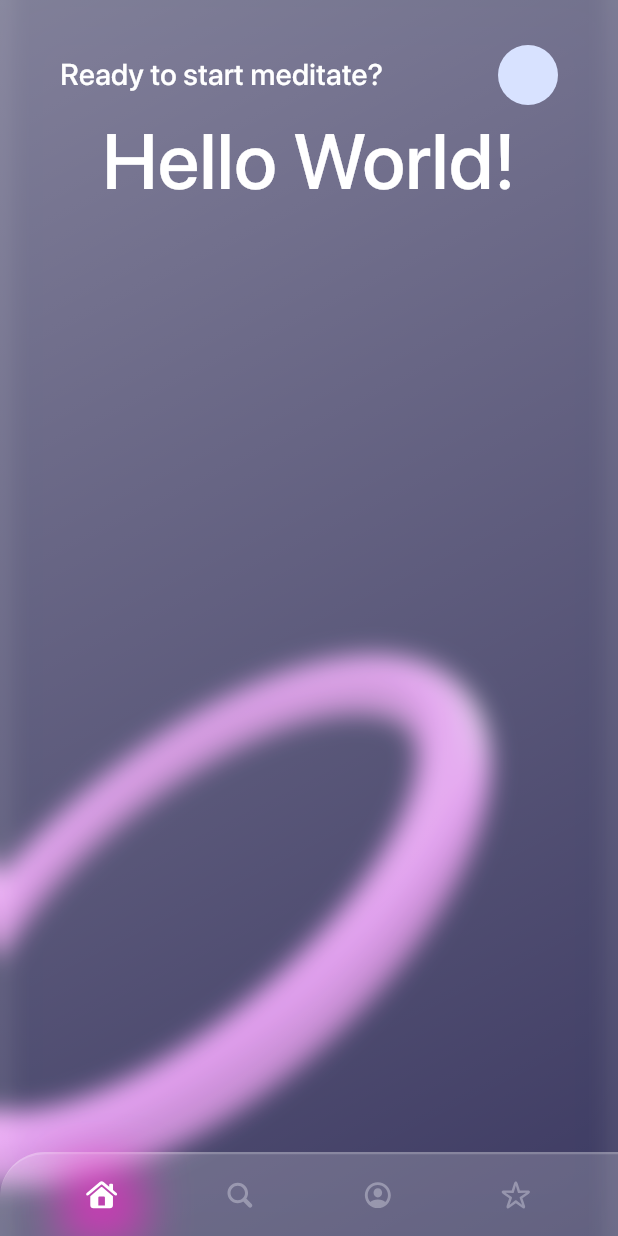
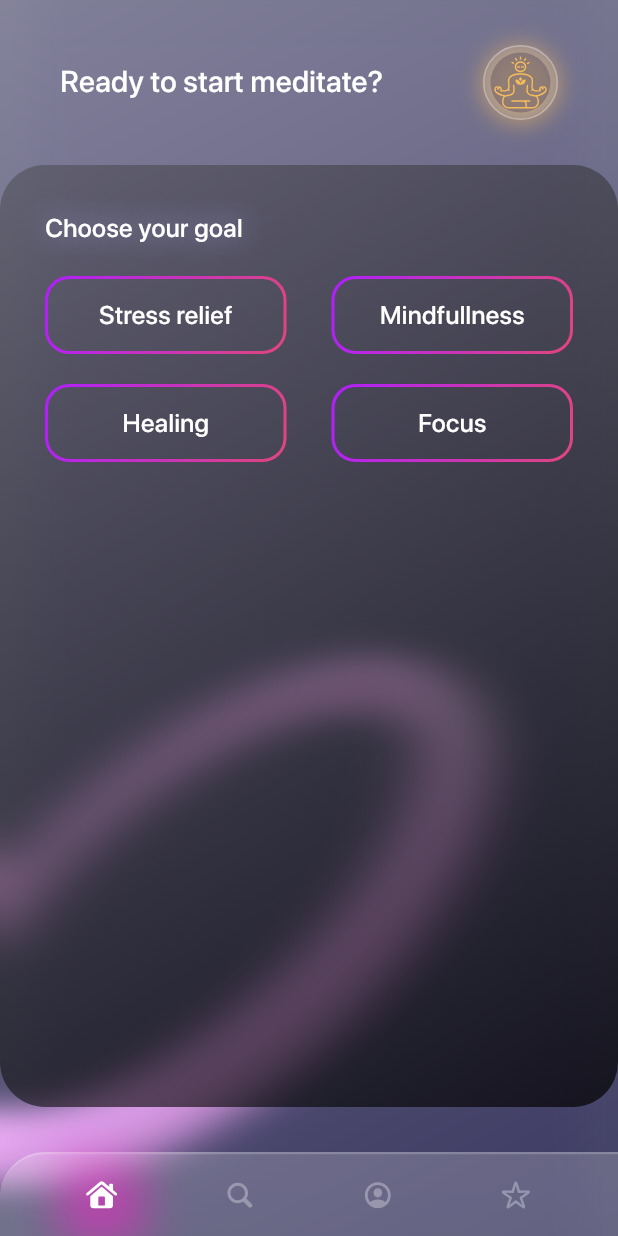
Before and after one commit to shamshiyev/meditation_app, a Flutter app: the screen it shows after launch, on a phone screen of 412 x 824 dp. Run offline on Flutter 3.47's test engine with Material 3 defaults, Android fonts, the phone set to English and light mode, and no system bars; our stand-ins replace flutter_svg, go_router, gradient_borders.

Commit message:
home screen ui upd

```diff
--- a/lib/features/home/home_screen.dart
+++ /dev/null
@@ -1,49 +0,0 @@
-import 'package:flutter/material.dart';
-
-import '../../styles/app_colors.dart';
-import '../../styles/app_text_styles.dart';
-
-class HomeScreen extends StatelessWidget {
-  const HomeScreen({
-    super.key,
-  });
-
-  @override
-  Widget build(BuildContext context) {
-    return const SafeArea(
-      child: Column(
-        children: [
-          SizedBox(
-            height: 30,
-          ),
-          Padding(
-            padding: EdgeInsets.symmetric(
-              horizontal: 40,
-            ),
-            child: Row(
-              children: [
-                Text(
-                  'Ready to start meditate?',
-                  style: AppTextStyles.s20w600,
-                ),
-                Spacer(),
-                CircleAvatar(),
-              ],
-            ),
-          ),
-          Align(
-            alignment: Alignment.center,
-            child: Text(
-              'Hello World!',
-              style: TextStyle(
-                fontFamily: "SFDisplay",
-                fontSize: 52,
-                color: AppColors.white,
-              ),
-            ),
-          ),
-        ],
-      ),
-    );
-  }
-}
--- /dev/null
+++ b/lib/features/home/view/home_screen.dart
@@ -0,0 +1,117 @@
+import 'package:flutter/material.dart';
+
+import '../../../styles/app_colors.dart';
+import '../../../styles/app_text_styles.dart';
+import 'widgets/app_button.dart';
+import 'widgets/avatar.dart';
+
+class HomeScreen extends StatelessWidget {
+  const HomeScreen({
+    super.key,
+  });
+
+  @override
+  Widget build(BuildContext context) {
+    return SafeArea(
+      child: Column(
+        children: [
+          const SizedBox(
+            height: 30,
+          ),
+          const Padding(
+            padding: EdgeInsets.symmetric(
+              horizontal: 40,
+            ),
+            child: Row(
+              children: [
+                Text(
+                  'Ready to start meditate?',
+                  style: AppTextStyles.s20w600,
+                ),
+                Spacer(),
+                Avatar(),
+              ],
+            ),
+          ),
+          Expanded(
+            child: Container(
+              margin: const EdgeInsets.symmetric(
+                vertical: 30,
+              ),
+              padding: const EdgeInsets.all(
+                30,
+              ),
+              decoration: BoxDecoration(
+                gradient: AppColors.blackGradient,
+                borderRadius: BorderRadius.circular(30),
+              ),
+              child: Column(
+                crossAxisAlignment: CrossAxisAlignment.stretch,
+                children: [
+                  Text(
+                    'Choose your goal',
+                    style: AppTextStyles.s17w600.copyWith(
+                      shadows: [
+                        BoxShadow(
+                          color: AppColors.lightPurple.withOpacity(
+                            0.79,
+                          ),
+                          blurRadius: 22,
+                          offset: const Offset(
+                            0,
+                            -1.2,
+                          ),
+                        ),
+                      ],
+                    ),
+                  ),
+                  const SizedBox(
+                    height: 20,
+                  ),
+                  Row(
+                    mainAxisAlignment: MainAxisAlignment.spaceBetween,
+                    children: [
+                      AppButton(
+                        title: 'Stress relief',
+                        onTap: () {},
+                      ),
+                      const SizedBox(
+                        width: 30,
+                      ),
+                      AppButton(
+                        title: 'Mindfullness',
+                        onTap: () {},
+                      )
+                    ],
+                  ),
+                  const SizedBox(
+                    height: 20,
+                  ),
+                  Row(
+                    mainAxisAlignment: MainAxisAlignment.spaceBetween,
+                    children: [
+                      AppButton(
+                        title: 'Healing',
+                        onTap: () {},
+                      ),
+                      const SizedBox(
+                        width: 30,
+                      ),
+                      AppButton(
+                        title: 'Focus',
+                        onTap: () {},
+                      )
+                    ],
+                  ),
+                ],
+              ),
+            ),
+          ),
+          const SizedBox(
+            height: kBottomNavigationBarHeight,
+          ),
+        ],
+      ),
+    );
+  }
+}
--- /dev/null
+++ b/lib/features/home/view/widgets/app_button.dart
@@ -0,0 +1,43 @@
+import 'package:flutter/material.dart';
+import 'package:gradient_borders/gradient_borders.dart';
+
+import '../../../../styles/app_colors.dart';
+import '../../../../styles/app_text_styles.dart';
+
+class AppButton extends StatelessWidget {
+  const AppButton({
+    super.key,
+    required this.title,
+    required this.onTap,
+  });
+
+  final String title;
+  final Function() onTap;
+
+  @override
+  Widget build(BuildContext context) {
+    return Expanded(
+      child: InkWell(
+        onTap: onTap,
+        child: Container(
+          padding: const EdgeInsets.symmetric(
+            vertical: 12,
+          ),
+          decoration: BoxDecoration(
+            border: const GradientBoxBorder(
+              gradient: AppColors.gradient2,
+              width: 2,
+            ),
+            borderRadius: BorderRadius.circular(16),
+          ),
+          child: Center(
+            child: Text(
+              title,
+              style: AppTextStyles.s17w600,
+            ),
+          ),
+        ),
+      ),
+    );
+  }
+}
--- /dev/null
+++ b/lib/features/home/view/widgets/avatar.dart
@@ -0,0 +1,54 @@
+import 'package:flutter/material.dart';
+import 'package:flutter_svg/flutter_svg.dart';
+
+import '../../../../styles/app_colors.dart';
+
+class Avatar extends StatelessWidget {
+  const Avatar({
+    super.key,
+  });
+
+  @override
+  Widget build(BuildContext context) {
+    return Container(
+      padding: const EdgeInsets.all(4), // Border width
+      decoration: BoxDecoration(
+          border: Border.all(
+            color: AppColors.white.withOpacity(
+              0.3,
+            ), // Border color
+          ),
+          color: AppColors.white.withOpacity(
+            0.1,
+          ), // Border color
+          shape: BoxShape.circle,
+          boxShadow: [
+            BoxShadow(
+              color: AppColors.gold.withOpacity(
+                0.5,
+              ), // Shadow color
+              spreadRadius: 2, // Spread radius
+              blurRadius: 12, // Blur radius
+              offset: const Offset(
+                0,
+                1.2,
+              ),
+            ),
+          ]),
+      child: CircleAvatar(
+        radius: 20,
+        backgroundColor: AppColors.backGround.withOpacity(
+          0.3,
+        ),
+        child: SvgPicture.asset(
+          'assets/svg/meditation.svg',
+          fit: BoxFit.cover,
+          colorFilter: const ColorFilter.mode(
+            AppColors.gold,
+            BlendMode.srcIn,
+          ),
+        ),
+      ),
+    );
+  }
+}
--- a/lib/features/main/main_screen.dart
+++ b/lib/features/main/main_screen.dart
@@ -42,8 +42,8 @@ class MainScreen extends StatelessWidget {
           ),
           BackdropFilter(
             filter: ImageFilter.blur(
-              sigmaX: 8.0,
-              sigmaY: 8.0,
+              sigmaX: 20.0,
+              sigmaY: 10.0,
             ),
             child: Container(
               decoration: BoxDecoration(
--- a/lib/services/app_router.dart
+++ b/lib/services/app_router.dart
@@ -1,6 +1,6 @@
 import 'package:flutter/cupertino.dart';
 import 'package:go_router/go_router.dart';
-import 'package:meditation_app/features/home/home_screen.dart';
+import 'package:meditation_app/features/home/view/home_screen.dart';
 
 import '../features/discover/discover_screen.dart';
 import '../features/main/main_screen.dart';
--- a/lib/styles/app_colors.dart
+++ b/lib/styles/app_colors.dart
@@ -9,6 +9,7 @@ class AppColors {
   static const Color lightGreen = Color(0xFF205284);
   static const Color black = Color(0xFF000000);
   static const Color purple = Color(0xFF7B42F6);
+  static const Color lightPurple = Color(0xFFA2A1E8);
   static const Color violet = Color(0xFFB01EFF);
   static const Color pink = Color(0xFFE1467C);
   static const Color lightPink = Color(0xFFFF1FCE);
@@ -16,6 +17,7 @@ class AppColors {
   static const Color purpleShadow = Color(0xFF452A7C);
   static const Color primary = Color(0xFF3913B8);
   static const Color backGround = Color(0xFF2B2B52);
+  static const Color gold = Color(0xFFF6BB5C);
 
   static LinearGradient backGroundGradient = LinearGradient(
     colors: [
@@ -25,6 +27,16 @@ class AppColors {
     stops: const [0.0, 1.0], // Positions of the colors
     begin: Alignment.topLeft,
 
+    end: Alignment.bottomRight,
+  );
+
+  static LinearGradient blackGradient = LinearGradient(
+    colors: [
+      const Color(0xFF3C3B3B).withOpacity(0.4), // Start color
+      const Color(0xFF000000).withOpacity(0.7), // End color
+    ],
+    stops: const [0.0, 1.0],
+    begin: Alignment.topLeft,
     end: Alignment.bottomRight,
   );
 
--- a/lib/styles/app_text_styles.dart
+++ b/lib/styles/app_text_styles.dart
@@ -3,6 +3,13 @@ import 'package:flutter/material.dart';
 import 'app_colors.dart';
 
 class AppTextStyles {
+  static const TextStyle s17w600 = TextStyle(
+    fontSize: 17,
+    fontFamily: "SFDisplay",
+    fontWeight: FontWeight.w600,
+    color: AppColors.white,
+  );
+
   static const TextStyle s20w600 = TextStyle(
     fontSize: 20,
     fontFamily: "SFDisplay",
--- a/lib/widgets/app_nav_bar.dart
+++ b/lib/widgets/app_nav_bar.dart
@@ -47,6 +47,8 @@ class _AppNavBarState extends State<AppNavBar> {
               activeIconSrc: AppIcons.home,
               inactiveIconSrc: AppIcons.homeInactive,
               onPressed: () {
+                // TODO: Get rid of setState and use GoRouter to navigate
+                // Plus add some animations
                 setState(() {
                   _selectedIndex = 0;
                 });
@@ -115,7 +117,7 @@ class AppNavBarItem extends StatelessWidget {
         boxShadow: isActive
             ? [
                 BoxShadow(
-                  color: AppColors.lightPink.withOpacity(0.6),
+                  color: AppColors.lightPink.withOpacity(0.5),
                   blurRadius: 25,
                   spreadRadius: 4,
                   offset: const Offset(
--- a/pubspec.yaml
+++ b/pubspec.yaml
@@ -11,6 +11,7 @@ dependencies:
     sdk: flutter
   flutter_svg: ^2.0.10+1
   go_router: ^14.2.7
+  gradient_borders: ^1.0.1
 
 dev_dependencies:
   flutter_lints: ^3.0.0
```
Also changed, not shown: assets/svg/meditation.svg (added), pubspec.lock.
